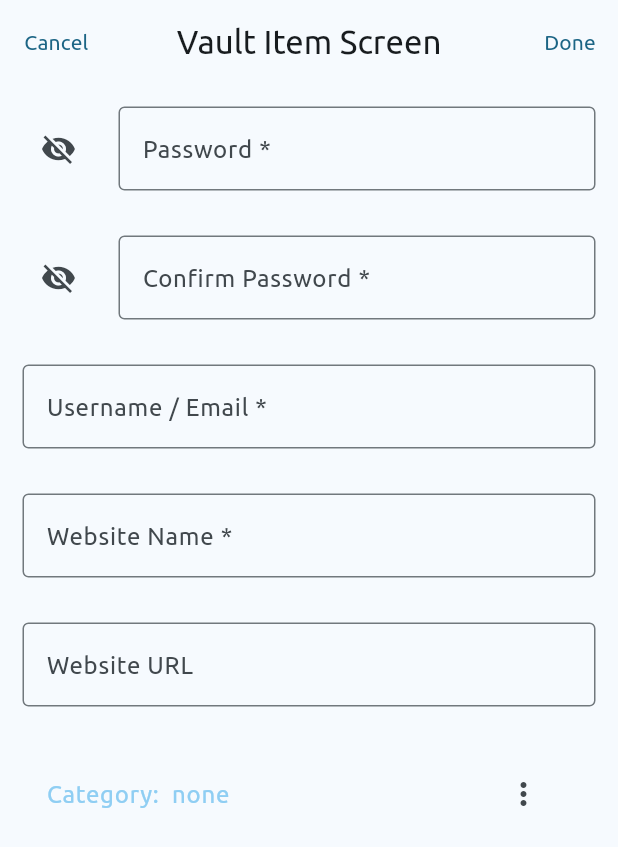
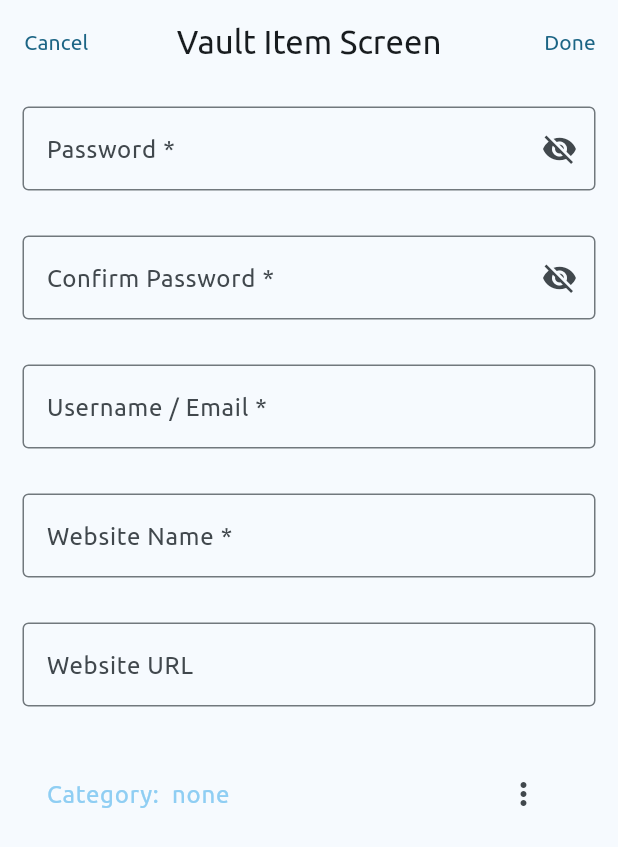
Before and after one commit to EraldBa/material_pass, a Flutter app: the VaultItemScreen screen opened directly, on a phone screen of 412 x 824 dp. Shown: the top 847 px of the screen. Run offline on Flutter 3.47's test engine with Material 3 defaults, Android fonts, the light colour scheme and no system bars; our stand-ins replace flutter_secure_storage, hive, hive_flutter; missing offline and left inert: bcrypt; accounts and stored records are empty.

Commit message:
bug fixes

```diff
--- a/lib/app/screens/vault_item_screen.dart
+++ b/lib/app/screens/vault_item_screen.dart
@@ -20,6 +20,12 @@ class _VaultItemScreenState extends State<VaultItemScreen> {
 
   bool _obscurePassword = true;
   bool _obscureConfirmPassword = true;
+
+  Icon _determineVisibilityIcon(bool visibile) {
+    return visibile
+        ? const Icon(Icons.visibility_off)
+        : const Icon(Icons.visibility);
+  }
 
   String? _mandatoryFieldValidator(String? value) {
     if (value == null || value.isEmpty) {
@@ -89,16 +95,13 @@ class _VaultItemScreenState extends State<VaultItemScreen> {
                   obscureText: _obscurePassword,
                   decoration: InputDecoration(
                     label: const Text('Password *'),
-                    icon: IconButton(
+                    suffixIcon: IconButton(
                         onPressed: () {
                           setState(() {
                             _obscurePassword = !_obscurePassword;
                           });
                         },
-                      icon: _obscurePassword
-                          ? const Icon(Icons.visibility_off)
-                          : const Icon(Icons.visibility_off),
-                    ),
+                        icon: _determineVisibilityIcon(_obscurePassword)),
                     border: const OutlineInputBorder(),
                   ),
                   onChanged: (value) => _vaultItem.password = value,
@@ -111,16 +114,14 @@ class _VaultItemScreenState extends State<VaultItemScreen> {
                   initialValue: widget.vaultItem?.password,
                   obscureText: _obscureConfirmPassword,
                   decoration: InputDecoration(
-                    icon: IconButton(
+                    suffixIcon: IconButton(
                         onPressed: () {
                           setState(() {
                             _obscureConfirmPassword = !_obscureConfirmPassword;
                           });
                         },
-                      icon: _obscureConfirmPassword
-                          ? const Icon(Icons.visibility_off)
-                          : const Icon(Icons.visibility),
-                    ),
+                        icon:
+                            _determineVisibilityIcon(_obscureConfirmPassword)),
                     label: const Text('Confirm Password *'),
                     border: const OutlineInputBorder(),
                   ),
```
Lines whose indentation alone changed are shown as unchanged.
